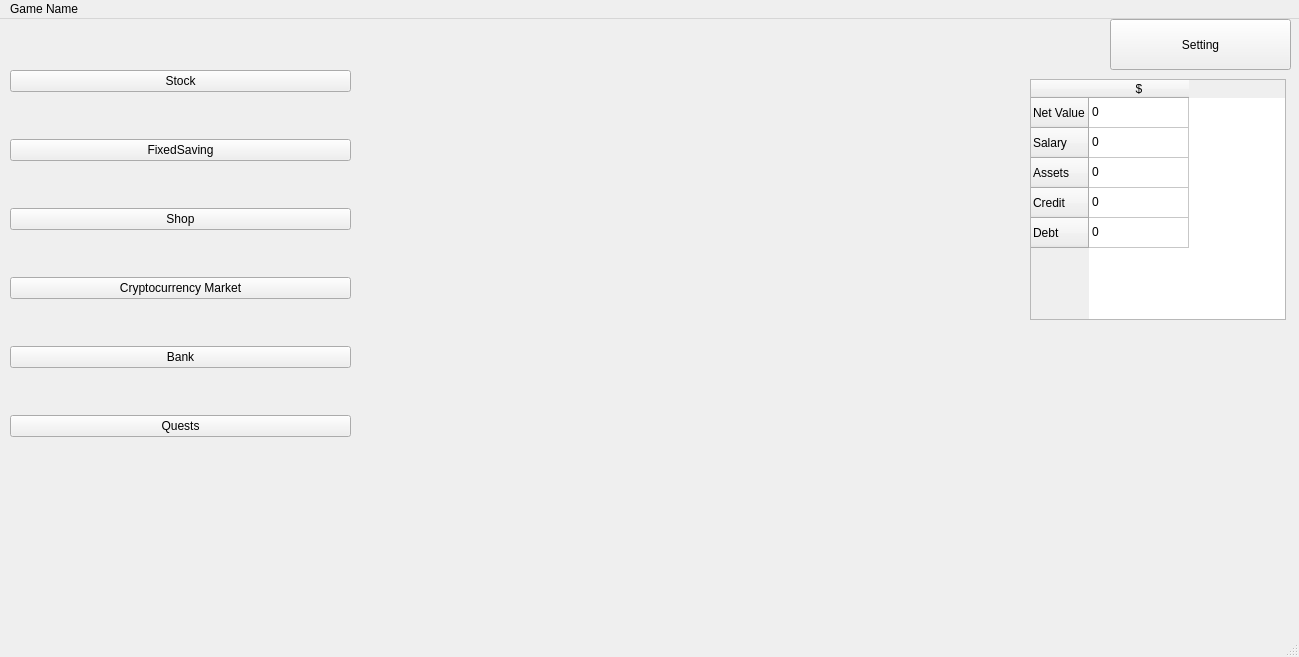
Before: the Qt Designer form GameWindowScreen/mainwindow.ui in sj43/hackricecryptogame, drawn with Qt 5.
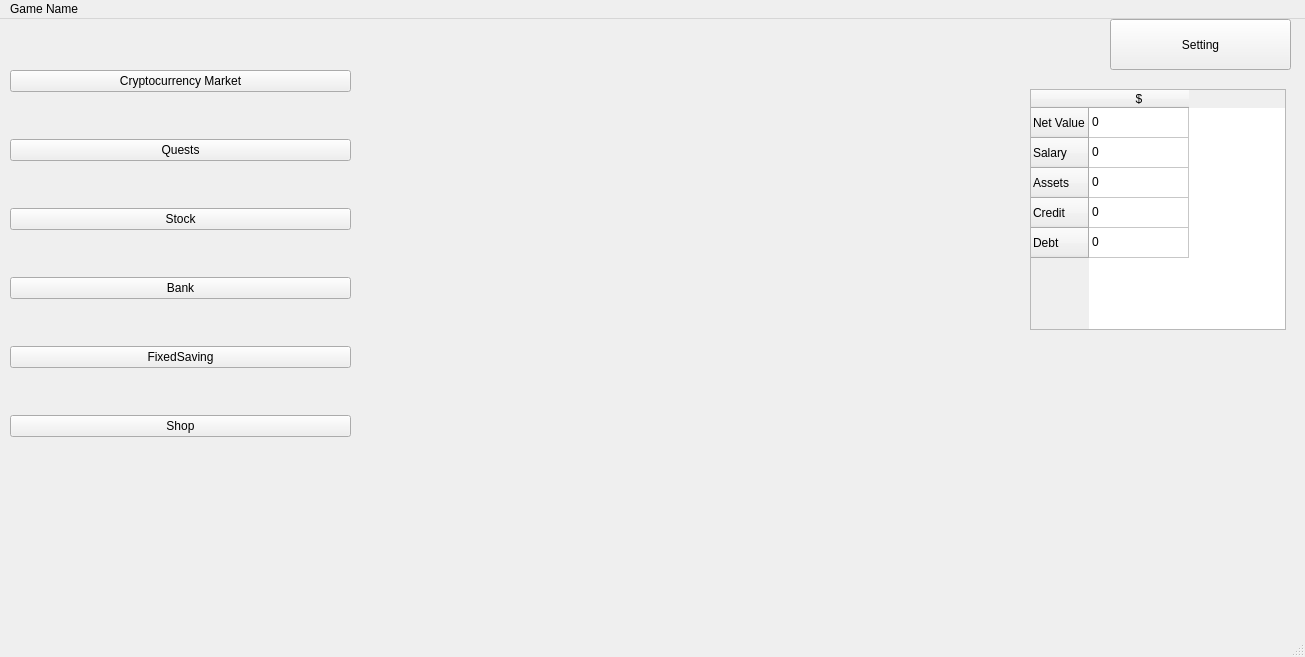
After: the same form once the commit is applied.

What changed in the file:
```diff
--- a/GameWindowScreen/mainwindow.ui
+++ b/GameWindowScreen/mainwindow.ui
@@ -6,7 +6,7 @@
    <rect>
     <x>0</x>
     <y>0</y>
-    <width>1299</width>
+    <width>1305</width>
     <height>657</height>
    </rect>
   </property>
@@ -31,7 +31,7 @@
     <property name="geometry">
      <rect>
       <x>1030</x>
-      <y>60</y>
+      <y>70</y>
       <width>256</width>
       <height>241</height>
      </rect>
@@ -103,14 +103,35 @@
     </property>
     <layout class="QVBoxLayout" name="verticalLayout">
      <item>
-      <widget class="QPushButton" name="pushButton_4">
+      <widget class="QPushButton" name="CryptoButton">
+       <property name="text">
+        <string>Cryptocurrency Market</string>
+       </property>
+      </widget>
+     </item>
+     <item>
+      <widget class="QPushButton" name="QuestButton">
+       <property name="text">
+        <string>Quests</string>
+       </property>
+      </widget>
+     </item>
+     <item>
+      <widget class="QPushButton" name="StockButton">
        <property name="text">
         <string>Stock</string>
        </property>
       </widget>
      </item>
      <item>
-      <widget class="QPushButton" name="pushButton_6">
+      <widget class="QPushButton" name="BankButton">
+       <property name="text">
+        <string>Bank</string>
+       </property>
+      </widget>
+     </item>
+     <item>
+      <widget class="QPushButton" name="FixedSavingButton">
        <property name="text">
         <string>FixedSaving</string>
        </property>
@@ -123,27 +144,6 @@
        </property>
       </widget>
      </item>
-     <item>
-      <widget class="QPushButton" name="pushButton">
-       <property name="text">
-        <string>Cryptocurrency Market</string>
-       </property>
-      </widget>
-     </item>
-     <item>
-      <widget class="QPushButton" name="pushButton_5">
-       <property name="text">
-        <string>Bank</string>
-       </property>
-      </widget>
-     </item>
-     <item>
-      <widget class="QPushButton" name="pushButton_2">
-       <property name="text">
-        <string>Quests</string>
-       </property>
-      </widget>
-     </item>
     </layout>
    </widget>
   </widget>
@@ -152,7 +152,7 @@
     <rect>
      <x>0</x>
      <y>0</y>
-     <width>1299</width>
+     <width>1305</width>
      <height>26</height>
     </rect>
    </property>
```
Left out of the diff: 4 changed lines with no effect on the pictures.
